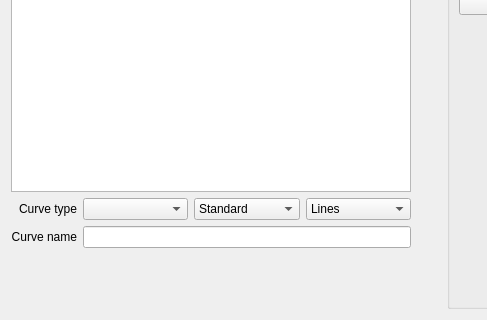
First picture: the form in companion/src/modeledit/curves.ui, repository opentx/opentx, before the edit; both pictures show x 0 to 487 and y 219 to 539 of the 718 by 539 pixel window.
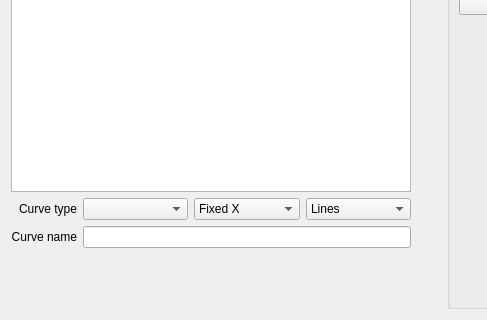
Second picture: the form after the edit.

```diff
--- a/companion/src/modeledit/curves.ui
+++ b/companion/src/modeledit/curves.ui
@@ -65,7 +65,7 @@
           <widget class="QComboBox" name="curveCustom">
            <item>
             <property name="text">
-             <string>Standard</string>
+             <string>Fixed X</string>
             </property>
            </item>
            <item>
```
Left out of the diff: 4 changed lines with no effect on the pictures.
